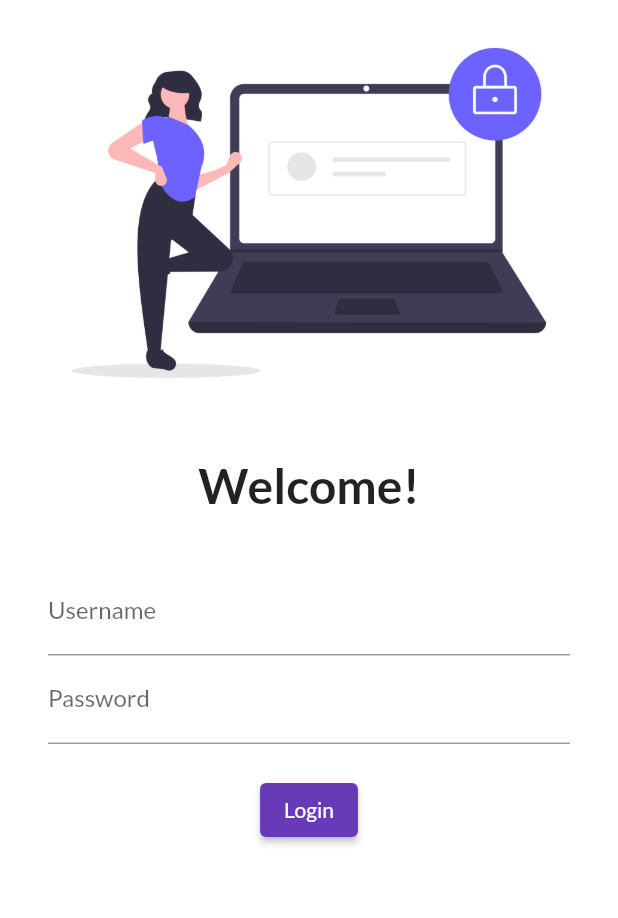
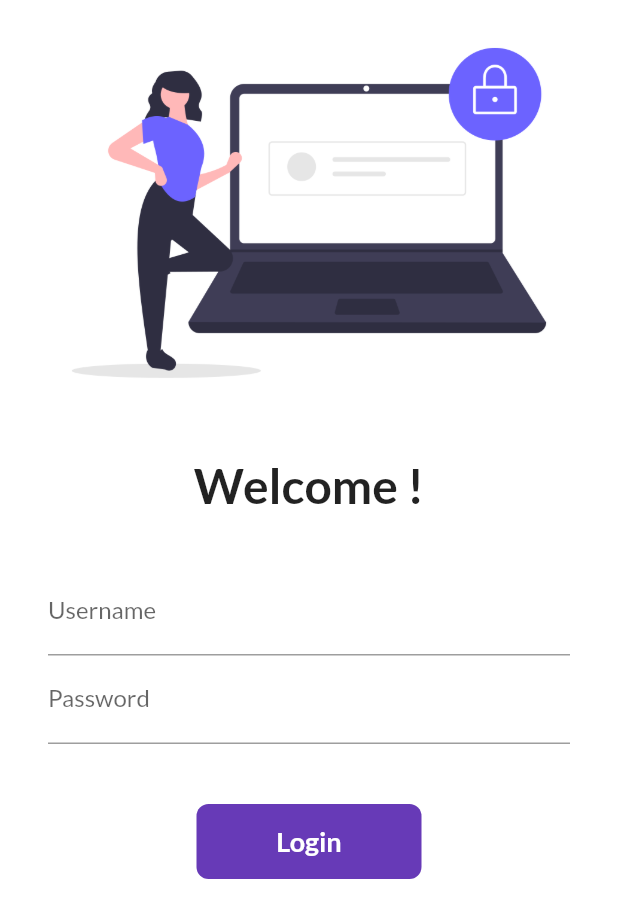
Before and after one commit to rohit1406/FlutterTutorials, a Flutter app: the screen it shows after launch, on a phone screen of 412 x 824 dp. Shown: the top 918 px of the screen. Run offline on Flutter 3.47's test engine with Material 2 defaults, Android fonts, the phone set to English and light mode, and no system bars; our stand-ins replace google_fonts.

Commit message:
day 6 complete

```diff
--- a/lib/main.dart
+++ b/lib/main.dart
@@ -3,6 +3,7 @@ import 'package:flutter/material.dart';
 import 'package:tutorial/pages/home_page.dart';
 import 'package:tutorial/pages/login_page.dart';
 import 'package:google_fonts/google_fonts.dart';
+import 'package:tutorial/utils/routes.dart';
 
 void main() {
   runApp(MyApp());
@@ -22,8 +23,8 @@ class MyApp extends StatelessWidget {
       initialRoute: "/",
       routes: {
         "/": (context) => LoginPage(),
-        "/home": (context) => HomePage(),
-        "/login": (context) => LoginPage()
+        RouteUtils.homeRoute: (context) => HomePage(),
+        RouteUtils.loginRoute: (context) => LoginPage()
       },
     );
   }
--- a/lib/pages/login_page.dart
+++ b/lib/pages/login_page.dart
@@ -1,12 +1,21 @@
 import 'package:flutter/material.dart';
+import 'package:tutorial/utils/routes.dart';
 
-class LoginPage extends StatelessWidget {
+class LoginPage extends StatefulWidget {
   const LoginPage({Key? key}) : super(key: key);
 
+  @override
+  _LoginPageState createState() => _LoginPageState();
+}
+
+class _LoginPageState extends State<LoginPage> {
+  String name = "";
+  bool changeButton = false;
   @override
   Widget build(BuildContext context) {
     return Material(
         color: Colors.white,
+        child: SingleChildScrollView(
           child: Column(
             children: [
               Image.asset(
@@ -17,20 +26,24 @@ class LoginPage extends StatelessWidget {
                 height: 20.0,
               ),
               Text(
-              "Welcome!",
+                "Welcome $name!",
                 style: TextStyle(fontSize: 32, fontWeight: FontWeight.bold),
               ),
               SizedBox(
                 height: 20.0,
               ),
               Padding(
-              padding:
-                  const EdgeInsets.symmetric(vertical: 16.0, horizontal: 32.0),
+                padding: const EdgeInsets.symmetric(
+                    vertical: 16.0, horizontal: 32.0),
                 child: Column(
                   children: [
                     TextFormField(
                       decoration: InputDecoration(
                           hintText: "Enter Username", labelText: "Username"),
+                      onChanged: (value) {
+                        name = value;
+                        setState(() {});
+                      },
                     ),
                     TextFormField(
                       obscureText: true,
@@ -38,17 +51,48 @@ class LoginPage extends StatelessWidget {
                           hintText: "Enter Password", labelText: "Password"),
                     ),
                     SizedBox(
-                    height: 20.0,
+                      height: 40.0,
                     ),
-                  ElevatedButton(
+                    InkWell(
+                      onTap: () async {
+                        setState(() {
+                          changeButton = true;
+                        });
+                        await Future.delayed(Duration(seconds: 1));
+                        Navigator.pushNamed(context, RouteUtils.homeRoute);
+                      },
+                      child: AnimatedContainer(
+                        duration: Duration(seconds: 1),
+                        width: changeButton ? 50 : 150,
+                        height: 50,
+                        alignment: Alignment.center,
+                        child: changeButton
+                            ? Icon(Icons.done, color: Colors.white)
+                            : Text(
+                                "Login",
+                                style: TextStyle(
+                                    color: Colors.white,
+                                    fontWeight: FontWeight.bold,
+                                    fontSize: 18),
+                              ),
+                        decoration: BoxDecoration(
+                            color: Colors.deepPurple,
+                            borderRadius:
+                                BorderRadius.circular(changeButton ? 50 : 8)),
+                      ),
+                    )
+                    /*ElevatedButton(
                       onPressed: () {
-                        print("Hello");
+                        Navigator.pushNamed(context, RouteUtils.homeRoute);
                       },
-                      child: Text("Login"))
+                      child: Text("Login"),
+                      style: TextButton.styleFrom(minimumSize: Size(150, 40)),
+                    )*/
                   ],
                 ),
               )
             ],
+          ),
         ));
   }
 }
--- /dev/null
+++ b/lib/utils/routes.dart
@@ -0,0 +1,4 @@
+class RouteUtils {
+  static String loginRoute = "/login";
+  static String homeRoute = "/home";
+}
```
Lines whose indentation alone changed are shown as unchanged.
